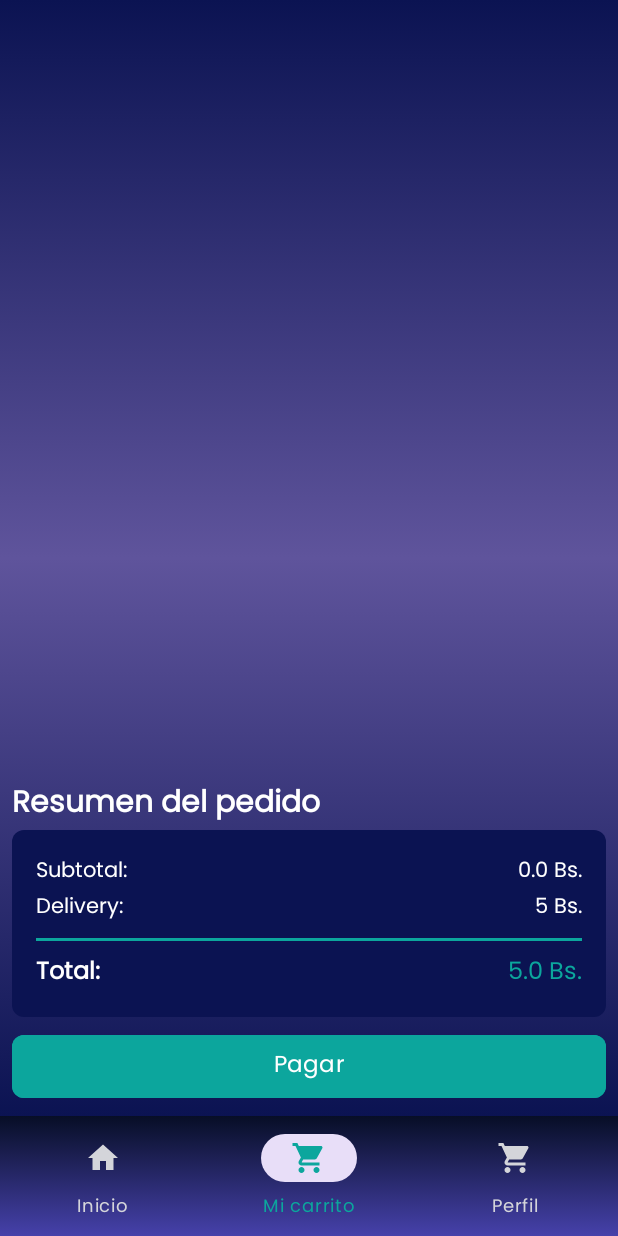
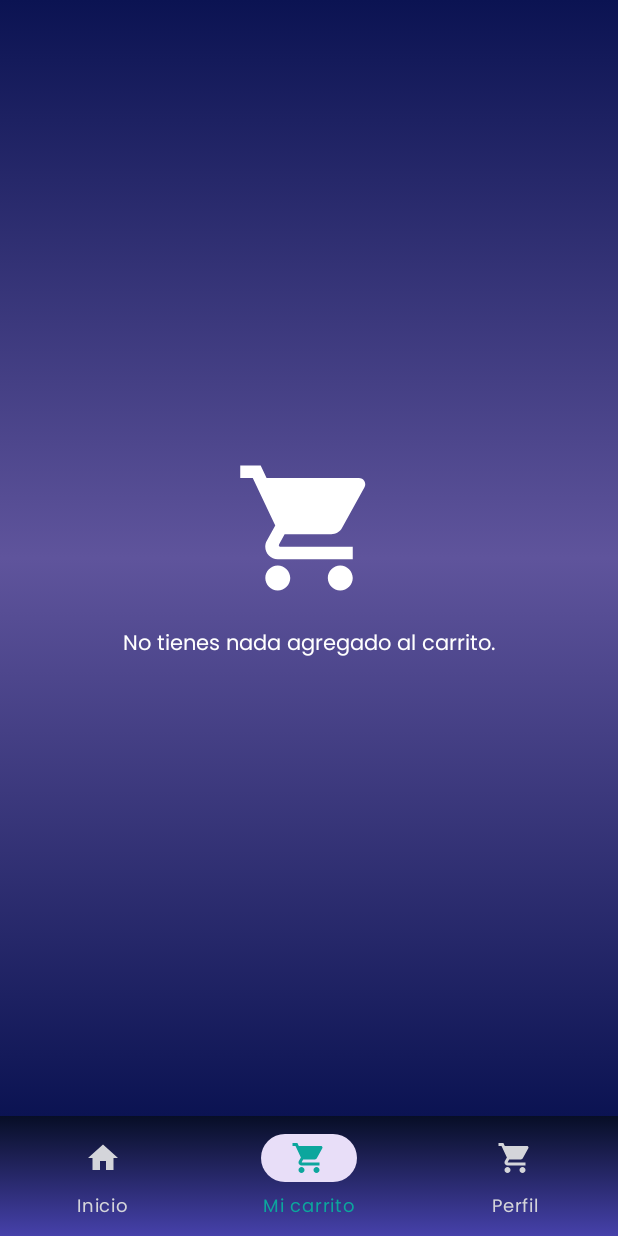
Before and after one commit to paulcolmenares/PROYECTO_EMERGENTES, an Android app: the MyOrdersFragment screen opened through its navigation route, on a phone screen of 412 x 824 dp. Run offline under Robolectric (Android 15) with nearby library versions, the phone set to English and light mode, and no system bars; our stand-ins replace Firebase (no records; nobody signed in at launch, a user with empty details on screens opened directly), navigation-ui.

Commit message:
Se agrega el Proyecto

```diff
--- a/app/src/main/java/com/emergentes/pedidosdonvictor/core/SharedPreferencesHelper.kt
+++ b/app/src/main/java/com/emergentes/pedidosdonvictor/core/SharedPreferencesHelper.kt
@@ -5,6 +5,7 @@ import android.content.SharedPreferences
 import com.emergentes.pedidosdonvictor.ui.fragments.my_orders.models.Carrito
 import com.google.gson.Gson
 import com.google.gson.reflect.TypeToken
+import kotlin.math.roundToInt
 
 class SharedPreferencesHelper(context: Context) {
 
@@ -48,7 +49,7 @@ class SharedPreferencesHelper(context: Context) {
     }
 
     fun getTotalSum(): Double {
-        return getCarritoList().sumOf { it.total }
+        return getCarritoList().sumOf { it.total }.roundToInt().toDouble()
     }
 
 }
--- a/app/src/main/java/com/emergentes/pedidosdonvictor/ui/activities/mis_pedidos/MisPedidosActivity.kt
+++ b/app/src/main/java/com/emergentes/pedidosdonvictor/ui/activities/mis_pedidos/MisPedidosActivity.kt
@@ -42,8 +42,9 @@ class MisPedidosActivity : AppCompatActivity() {
                             val imagen = dc.document.data["imagen"]?.toString()
                             val precioStr = dc.document.data["precio"]?.toString()
                             val totalStr = dc.document.data["total"]?.toString()
+                            val direccion = dc.document.data["direccion"]?.toString()
 
-                            if (nombre != null && cantidadStr != null && imagen != null && precioStr != null && totalStr != null) {
+                            if (nombre != null && cantidadStr != null && imagen != null && precioStr != null && totalStr != null && direccion != null) {
                                 try {
                                     val cantidad = cantidadStr.toInt()
                                     val precio = precioStr.toDouble()
@@ -54,7 +55,8 @@ class MisPedidosActivity : AppCompatActivity() {
                                         imagen,
                                         precio,
                                         cantidad,
-                                        total
+                                        total,
+                                        direccion
                                     )
                                     listaCarrito.add(c)
                                 } catch (e: NumberFormatException) {
--- a/app/src/main/java/com/emergentes/pedidosdonvictor/ui/activities/mis_pedidos/adapter/MisPedidosAdapter.kt
+++ b/app/src/main/java/com/emergentes/pedidosdonvictor/ui/activities/mis_pedidos/adapter/MisPedidosAdapter.kt
@@ -34,11 +34,13 @@ class MisPedidosAdapter(var carritoList: List<Carrito>) :
         var titulo = itemView.findViewById<TextView>(R.id.tvTituloCardCarritoPedido)
         var contador = itemView.findViewById<TextView>(R.id.tvContadorCarritoPedido)
         var totalPrecio = itemView.findViewById<TextView>(R.id.tvPrecioTotalCardCarritoPedido)
+        var direccion = itemView.findViewById<TextView>(R.id.tvDireccionCardCarritoPedido)
 
         fun render(carritoModel: Carrito) {
             titulo.text = carritoModel.nombre
             contador.text = "C: ${carritoModel.cantidad}"
             totalPrecio.text = "${carritoModel.total} Bs."
+            direccion.text = carritoModel.direccion
             Glide.with(imageUrl.context).load(carritoModel.imagen).into(imageUrl)
         }
 
--- a/app/src/main/java/com/emergentes/pedidosdonvictor/ui/fragments/home/adapter/ProductoAdapter.kt
+++ b/app/src/main/java/com/emergentes/pedidosdonvictor/ui/fragments/home/adapter/ProductoAdapter.kt
@@ -42,7 +42,7 @@ class ProductoAdapter(private val productosList: ArrayList<Producto>) :
             id.text = productosModel.id
             titulo.text = productosModel.nombre
             estado.text = productosModel.estado
-            precio.text = productosModel.precio
+            precio.text = "${productosModel.precio} Bs."
             descripcion.text = productosModel.descripcion
             Glide.with(imageUrl.context).load(productosModel.imagen).into(imageUrl)
 
--- a/app/src/main/java/com/emergentes/pedidosdonvictor/ui/fragments/my_orders/MyOrdersFragment.kt
+++ b/app/src/main/java/com/emergentes/pedidosdonvictor/ui/fragments/my_orders/MyOrdersFragment.kt
@@ -42,9 +42,23 @@ class MyOrdersFragment : Fragment(), OnCarritoItemRemovedListener {
         // Setup
         recyclerView = binding.rvCarrito
         recyclerView.layoutManager = LinearLayoutManager(context)
-        adapter = CarritoAdapter(carritoList, this)
-        recyclerView.adapter = adapter
-        adapter.notifyDataSetChanged()
+
+        if(carritoList.isEmpty()){
+            recyclerView.visibility = View.INVISIBLE
+            binding.container.visibility= View.INVISIBLE
+            binding.llVacio.visibility = View.VISIBLE
+
+            recyclerView.adapter = null
+        } else{
+            recyclerView.visibility = View.VISIBLE
+            binding.container.visibility= View.VISIBLE
+            binding.llVacio.visibility = View.INVISIBLE
+
+            adapter = CarritoAdapter(carritoList, this)
+            recyclerView.adapter = adapter
+            adapter.notifyDataSetChanged()
+        }
+
 
         // Mostrar resultados
         updatePrecio()
@@ -65,10 +79,11 @@ class MyOrdersFragment : Fragment(), OnCarritoItemRemovedListener {
 
     private fun pagar() {
         binding.btnPagarCarrito.setOnClickListener {
-            if (sharedPreferencesHelper.getTotalSum().toInt() == 0) {
+            val direccion = binding.etDireccion.text.toString()
+            if (direccion.isEmpty()) {
                 Toast.makeText(
                     requireContext(),
-                    "No tiene nada agregado en el carrito",
+                    "Debe ingresar una dirección",
                     Toast.LENGTH_SHORT
                 ).show()
             } else {
@@ -77,6 +92,7 @@ class MyOrdersFragment : Fragment(), OnCarritoItemRemovedListener {
                 val carritoList = sharedPreferencesHelper.getCarritoList()
 
                 for (c in carritoList){
+                    c.direccion = direccion
                     db.collection("usuarios").document(user?.email!!).collection("pedidos")
                     .add(c)
                     .addOnSuccessListener { documentReference ->
@@ -92,6 +108,7 @@ class MyOrdersFragment : Fragment(), OnCarritoItemRemovedListener {
                     "Pago realizado existosamente...",
                     Toast.LENGTH_SHORT
                 ).show()
+                binding.etDireccion.text?.clear()
                 sharedPreferencesHelper.clearCart()
                 val carritoList1 = sharedPreferencesHelper.getCarritoList()
                 adapter = CarritoAdapter(carritoList1, this)
@@ -100,6 +117,9 @@ class MyOrdersFragment : Fragment(), OnCarritoItemRemovedListener {
                 binding.tvSubTotalCarrito.text = "${sharedPreferencesHelper.getTotalSum()} Bs."
                 binding.tvTotalCarrito.text = "${(sharedPreferencesHelper.getTotalSum() + 5)} Bs."
 
+                // mostrar las vistas
+                binding.container.visibility = View.INVISIBLE
+                binding.llVacio.visibility = View.VISIBLE
             }
         }
     }
--- a/app/src/main/java/com/emergentes/pedidosdonvictor/ui/fragments/my_orders/models/Carrito.kt
+++ b/app/src/main/java/com/emergentes/pedidosdonvictor/ui/fragments/my_orders/models/Carrito.kt
@@ -5,5 +5,6 @@ data class Carrito(
     val imagen: String,
     val precio: Double,
     val cantidad: Int,
-    val total: Double
+    val total: Double,
+    var direccion: String? = null
 )
--- a/app/src/main/res/layout/fragment_my_orders.xml
+++ b/app/src/main/res/layout/fragment_my_orders.xml
@@ -8,16 +8,45 @@
     android:padding="8dp"
     tools:context=".ui.fragments.my_orders.MyOrdersFragment">
 
+    <LinearLayout
+        android:id="@+id/llVacio"
+        android:layout_width="match_parent"
+        android:layout_height="match_parent"
+        android:gravity="center"
+        android:orientation="vertical"
+        android:visibility="gone"
+        app:layout_constraintBottom_toBottomOf="parent"
+        app:layout_constraintEnd_toEndOf="parent"
+        app:layout_constraintStart_toStartOf="parent"
+        app:layout_constraintTop_toTopOf="parent"
+        tools:visibility="visible">
+
+        <ImageView
+            android:layout_width="100dp"
+            android:layout_height="100dp"
+            android:backgroundTint="@color/white"
+            android:src="@drawable/ic_market"
+            app:tint="@color/white" />
+
+        <TextView
+            android:layout_width="match_parent"
+            android:layout_height="wrap_content"
+            android:layout_marginTop="16dp"
+            android:text="No tienes nada agregado al carrito."
+            android:textAlignment="center"
+            android:textColor="@color/white" />
+
+    </LinearLayout>
 
     <androidx.recyclerview.widget.RecyclerView
         android:id="@+id/rvCarrito"
         android:layout_width="match_parent"
         android:layout_height="0dp"
         android:layout_marginBottom="16dp"
-        app:layout_constraintTop_toTopOf="parent"
+        app:layout_constraintBottom_toTopOf="@+id/container"
+        app:layout_constraintEnd_toEndOf="parent"
         app:layout_constraintStart_toStartOf="parent"
-        app:layout_constraintEnd_toEndOf="parent"
-        app:layout_constraintBottom_toTopOf="@+id/container"/>
+        app:layout_constraintTop_toTopOf="parent" />
 
     <LinearLayout
         android:id="@+id/container"
@@ -42,6 +71,16 @@
             android:background="@drawable/bg_detalle"
             android:orientation="vertical"
             android:padding="16dp">
+
+            <androidx.appcompat.widget.AppCompatEditText
+                android:id="@+id/etDireccion"
+                android:layout_width="match_parent"
+                android:layout_height="wrap_content"
+                android:layout_marginBottom="8dp"
+                android:hint="Ingrese su dirección"
+                android:textColor="@color/white"
+                android:textColorHint="@color/subtitle_text_et"
+                android:textSize="16sp" />
 
             <LinearLayout
                 android:layout_width="match_parent"
@@ -99,19 +138,19 @@
                 <TextView
                     android:layout_width="0dp"
                     android:layout_height="wrap_content"
+                    android:layout_weight="1"
                     android:text="Total: "
+                    android:textColor="@color/white"
                     android:textSize="16sp"
-                    android:layout_weight="1"
-                    android:textStyle="bold"
-                    android:textColor="@color/white" />
+                    android:textStyle="bold" />
 
                 <TextView
                     android:id="@+id/tvTotalCarrito"
                     android:layout_width="wrap_content"
                     android:layout_height="wrap_content"
                     android:text="5 Bs."
-                    android:textSize="16sp"
-                    android:textColor="@color/verde" />
+                    android:textColor="@color/verde"
+                    android:textSize="16sp" />
 
             </LinearLayout>
 
--- a/app/src/main/res/values/colors.xml
+++ b/app/src/main/res/values/colors.xml
@@ -6,5 +6,6 @@
     <color name="azul_marino">#181a4b</color>
     <color name="verde">#0ca69d</color>
     <color name="subtitle_text">#D4D5DA</color>
+    <color name="subtitle_text_et">#C3C4C8</color>
     <color name="background_linearlayout_cardview">#53222222</color>
 </resources>
```
Also changed, not shown: app/src/main/res/layout/card_carrito_pedidos.xml (+31 -13 lines).
